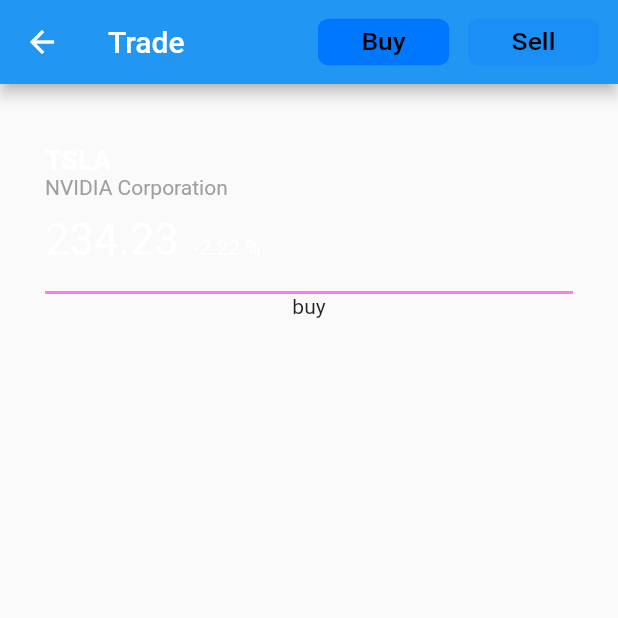
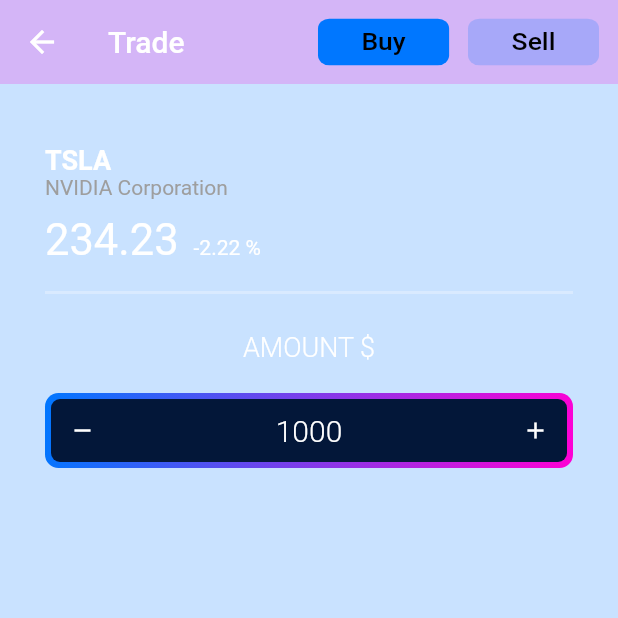
Before and after one commit to gukkame/stock-market-simulator, a Flutter app: the screen it shows after launch, after a tap on "4478.03", on a phone screen of 412 x 824 dp, the top half of it. Run offline on Flutter 3.47's test engine with Material 2 defaults, Android fonts, the phone set to English and light mode, and no system bars; our stand-ins replace cloud_firestore, firebase_auth, firebase_core; accounts and stored records are empty; network calls fail.

Commit message:
chenged colors, added elements to transaction page

```diff
--- a/stock_market/lib/components/container.dart
+++ b/stock_market/lib/components/container.dart
@@ -4,6 +4,7 @@
 class RoundedGradientContainer extends StatelessWidget {
   final Widget? _child;
   final LinearGradient _gradient;
+  final Color _backgroundColor;
   final double _borderSize;
   final double _outerBorderRadius;
   final double _innerBorderRadius;
@@ -14,12 +15,14 @@
       double outerBorderRadius = 6.0 + 3,
       double innerBorderRadius = 6.0,
       LinearGradient? gradient,
+      Color? backgroundColor,
       Widget? child})
       : _child = child,
         _borderSize = borderSize,
         _outerBorderRadius = outerBorderRadius,
         _innerBorderRadius = innerBorderRadius,
-        _gradient = gradient ?? primeGradient;
+        _gradient = gradient ?? primeGradient,
+        _backgroundColor = backgroundColor ?? Colors.white;
 
   @override
   Widget build(BuildContext context) {
@@ -33,7 +36,7 @@
             decoration: BoxDecoration(
                 borderRadius:
                     BorderRadius.all(Radius.circular(_innerBorderRadius)),
-                color: Colors.white),
+                color: _backgroundColor),
             child: _child),
       ),
     );
--- a/stock_market/lib/components/stock_info_field.dart
+++ b/stock_market/lib/components/stock_info_field.dart
@@ -22,14 +22,12 @@
 
   @override
   Widget build(BuildContext context) {
-    return Padding(
-      padding: const EdgeInsets.fromLTRB(30, 40, 30, 0),
-      child: Container(
+    return Container(
       height: 100,
       decoration: BoxDecoration(
           border: Border(
               bottom: BorderSide(
-                    color: secondaryColor.withOpacity(0.5), width: 2))),
+                  color: Colors.white.withOpacity(0.3), width: 2))),
       child: Column(
         mainAxisAlignment: MainAxisAlignment.start,
         crossAxisAlignment: CrossAxisAlignment.start,
@@ -68,7 +66,6 @@
           )
         ],
       ),
-      ),
     );
   }
 
--- a/stock_market/lib/pages/transaction_page.dart
+++ b/stock_market/lib/pages/transaction_page.dart
@@ -17,36 +17,26 @@
 
   @override
   void didChangeDependencies() {
-       page = Arguments.from(context).arg![0];
-       companyTitle = Arguments.from(context).arg![1];
+    page = Arguments.from(context).arg![0];
+    companyTitle = Arguments.from(context).arg![1];
     super.didChangeDependencies();
   }
 
   @override
   Widget build(BuildContext context) {
     return Scaffold(
+      backgroundColor: primeColorTrans,
       appBar: AppBar(
         title: const Text("Trade"),
         actions: <Widget>[_transactionBtn],
+        backgroundColor: secondaryColor.withOpacity(0.2),
+        shadowColor: Colors.transparent,
       ),
-      body: Transactions(page: page, companyTitle: companyTitle,),
+      body: Transactions(
+        page: page,
+        companyTitle: companyTitle,
+      ),
     );
-  }
-
-  void onTap(int option) {
-    if (option == 0) {
-      debugPrint("Buy");
-      setState(() {
-        page = "buy";
-      });
-      // navigate(context, "/buy");
-    } else {
-      debugPrint("Sell");
-      setState(() {
-        page = "sell";
-      });
-      // navigate(context, "/sell");
-    }
   }
 
   Widget get _transactionBtn {
@@ -60,9 +50,11 @@
               fit: BoxFit.fill,
               child: TextButton(
                 style: TextButton.styleFrom(
-                    padding: const EdgeInsets.fromLTRB(0, 4, 10, 4),
-                    tapTargetSize: MaterialTapTargetSize.shrinkWrap,
-                    alignment: Alignment.centerRight),
+                  padding: const EdgeInsets.fromLTRB(0, 4, 10, 4),
+                  tapTargetSize: MaterialTapTargetSize.shrinkWrap,
+                  alignment: Alignment.centerRight,
+                  splashFactory: NoSplash.splashFactory,
+                ),
                 onPressed: () => onTap(i),
                 child: Container(
                   decoration: BoxDecoration(
@@ -88,4 +80,16 @@
       ],
     );
   }
+
+  void onTap(int option) {
+    if (option == 0) {
+      setState(() {
+        page = "buy";
+      });
+    } else {
+      setState(() {
+        page = "sell";
+      });
+    }
+  }
 }
--- a/stock_market/lib/pages/view_stocks.dart
+++ b/stock_market/lib/pages/view_stocks.dart
@@ -2,6 +2,7 @@
 import 'package:stock_market/screens/stock_list.dart';
 
 import '../components/bottom_nav_bar.dart';
+import '../utils/colors.dart';
 
 class StockListPage extends StatefulWidget {
   const StockListPage({super.key});
--- a/stock_market/lib/screens/transactions.dart
+++ b/stock_market/lib/screens/transactions.dart
@@ -1,5 +1,7 @@
 import 'package:flutter/material.dart';
+import 'package:stock_market/utils/colors.dart';
 
+import '../components/container.dart';
 import '../components/stock_info_field.dart';
 
 class Transactions extends StatefulWidget {
@@ -13,13 +15,83 @@
 }
 
 class _TransactionsState extends State<Transactions> {
+  int _currentCount = 1000;
+
   @override
   Widget build(BuildContext context) {
-    return Column(
-      children: [
-        StockInfoField(title: widget.companyTitle,),
-        Text(widget.page),
-      ],
+    return Padding(
+      padding: const EdgeInsets.fromLTRB(30, 40, 30, 0),
+      child: Column(
+        mainAxisAlignment: MainAxisAlignment.start,
+        crossAxisAlignment: CrossAxisAlignment.center,
+        children: [
+          StockInfoField(
+            title: widget.companyTitle,
+          ),
+          const SizedBox(
+            height: 25,
+          ),
+          const Text(
+            "AMOUNT \$",
+            style: TextStyle(
+                fontSize: 18, color: Colors.white, fontWeight: FontWeight.w300),
+          ),
+             const SizedBox(
+            height: 20,
+          ),
+          _amountScale,
+        ],
+      ),
+    );
+  }
+
+  void increment() {
+    debugPrint("increment");
+    debugPrint(_currentCount.toString());
+    setState(() {
+      _currentCount += 100;
+    });
+  }
+
+  void dicrement() {
+    debugPrint("decriment");
+    debugPrint(_currentCount.toString());
+    setState(() {
+      if (_currentCount > 0) {
+        _currentCount -= 100;
+      } else {
+        _currentCount = 0;
+      }
+    });
+  }
+
+  Widget get _amountScale {
+    return RoundedGradientContainer(
+      backgroundColor: primeColorDark,
+      borderSize: 4,
+      child: Row(
+        mainAxisAlignment: MainAxisAlignment.spaceBetween,
+        children: [
+          _createIncrementDicrementButton(Icons.remove, dicrement),
+          Text(_currentCount.toString(),style: TextStyle(color: Colors.white, fontWeight: FontWeight.w300, fontSize: 20),),
+          _createIncrementDicrementButton(Icons.add,  increment),
+        ],
+      ),
+    );
+  }
+
+  Widget _createIncrementDicrementButton(IconData icon, Function onPressed) {
+    return RawMaterialButton(
+      materialTapTargetSize: MaterialTapTargetSize.shrinkWrap,
+      constraints: BoxConstraints(minWidth: 42.0, minHeight: 42.0),
+     onPressed: () => onPressed(),
+      elevation: 2.0,
+      child: Icon(
+        icon,
+        color: Colors.white,
+        size: 18.0,
+      ),
+      shape: CircleBorder(),
     );
   }
 }
--- a/stock_market/lib/utils/colors.dart
+++ b/stock_market/lib/utils/colors.dart
@@ -1,6 +1,8 @@
 import 'package:flutter/material.dart';
 
 const Color primeColor = Color.fromRGBO(0, 119, 255, 1);
+const Color primeColorDark =  Color.fromRGBO(3, 23, 57, 1);
+// const Color primeColorDark =  Color.fromRGBO(3, 28, 58, 1);
 const Color primeColorTrans = Color.fromRGBO(0, 119, 255, 0.212);
 const Color secondaryColor = Color.fromRGBO(255, 0, 212, 1);
 const Color focusColor = Color.fromRGBO(255, 189, 0, 1);
```
Lines whose indentation alone changed are shown as unchanged.
